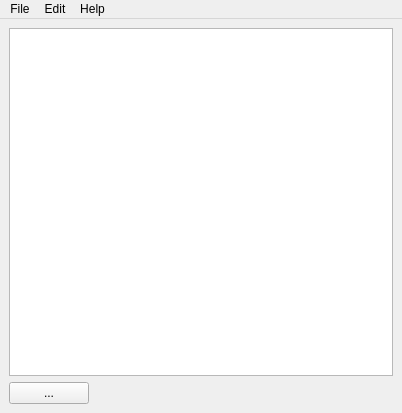
Before: the Qt Designer form src/UI/MainWindowUI.ui in kubaj510/QNotes, drawn with Qt 5.
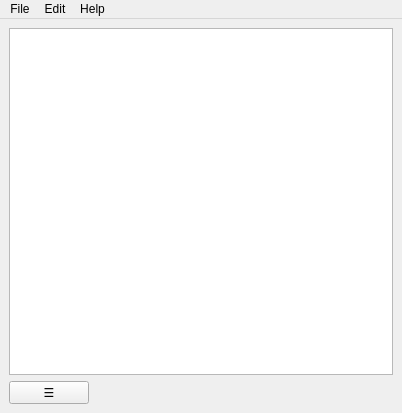
After: the same form once the commit is applied. Icons and pictures are not drawn.

The edit to the form file:
```diff
--- a/src/UI/MainWindowUI.ui
+++ b/src/UI/MainWindowUI.ui
@@ -49,7 +49,7 @@
            <string/>
           </property>
           <property name="text">
-           <string>...</string>
+           <string>☰</string>
           </property>
          </widget>
         </item>
```
Left out of the diff: 5 changed lines with no effect on the pictures.
